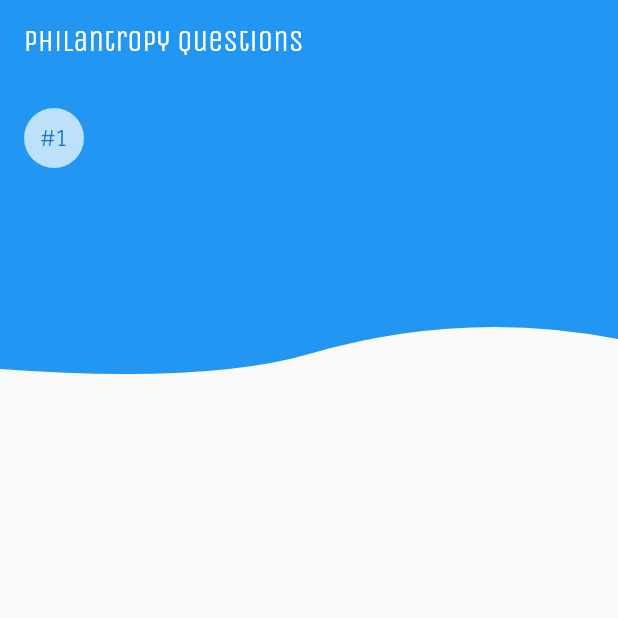
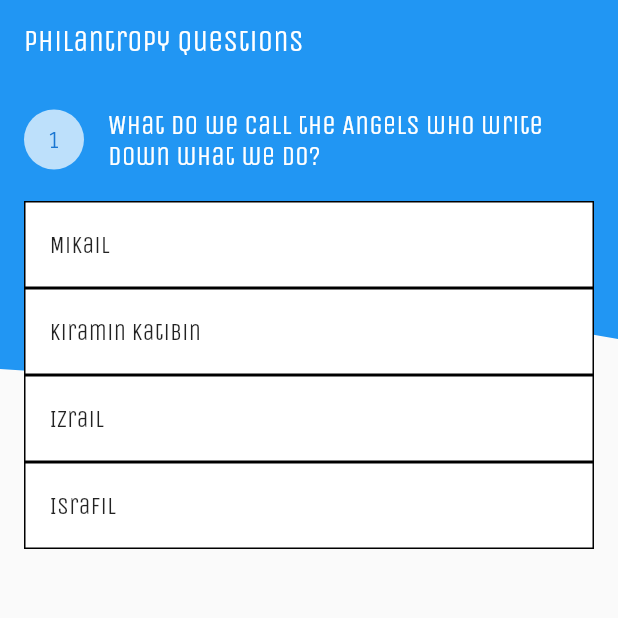
Before and after one commit to AlexEBall/hikmah-bersama-quiz-poc, a Flutter app: the screen it shows after launch, after a tap on "Donate to a charity", on a phone screen of 412 x 824 dp, the top half of it. Run offline on Flutter 3.47's test engine with Material 2 defaults, Android fonts, the phone set to English and light mode, and no system bars; our stand-ins replace flutter_custom_clippers, flutter_dotenv, flutter_redux, redux; missing offline and left inert: firebase_admob; accounts and stored records are empty.

Commit message:
quiz screen working with redux state, ad mob showing test ad once. Will work on dispatching actions

```diff
--- a/lib/redux/quiz/quiz_state.dart
+++ b/lib/redux/quiz/quiz_state.dart
@@ -1,26 +1,15 @@
-import 'package:hikmah_bersama_quiz_poc/constants/constants.dart';
 import 'package:meta/meta.dart';
 import 'package:flutter/material.dart';
 
 import 'package:hikmah_bersama_quiz_poc/models/question.dart';
-
-// TODO: Could be extracted and tested
-List createOptions(List questions) {
-  return questions.map((question) {
-    String answer = question['correct_answer'];
-    List choices = question['incorrect_answers'];
-
-    choices.add(answer);
-    choices.shuffle();
-    return choices;
-  }).toList();
-}
+import 'package:hikmah_bersama_quiz_poc/utils/create_choices.dart';
+import 'package:hikmah_bersama_quiz_poc/constants/constants.dart';
 
 @immutable
 class QuizState {
   final int currentIndex;
   final List<Color> colors;
-  final options;
+  final List<List<String>> options;
   final List<Question> questions;
 
   QuizState(
@@ -124,13 +113,11 @@ class QuizState {
   QuizState copyWith({
     int currentIndex,
     List<Color> colors,
-    List<String> options,
     List<Question> questions,
   }) {
     return QuizState(
         currentIndex: currentIndex ?? this.currentIndex,
         colors: colors ?? this.colors,
-        options: options ?? this.options,
         questions: questions ?? this.questions);
   }
 
@@ -141,13 +128,9 @@ class QuizState {
           runtimeType == other.runtimeType &&
           currentIndex == other.currentIndex &&
           colors == other.colors &&
-          options == other.options &&
           questions == other.questions;
 
   @override
   int get hashCode =>
-      currentIndex.hashCode ^
-      colors.hashCode ^
-      options.hashCode ^
-      questions.hashCode;
+      currentIndex.hashCode ^ colors.hashCode ^ questions.hashCode;
 }
--- a/lib/screens/quiz.dart
+++ b/lib/screens/quiz.dart
@@ -9,10 +9,9 @@ import 'package:hikmah_bersama_quiz_poc/redux/app/app_state.dart';
 import 'package:hikmah_bersama_quiz_poc/redux/quiz/quiz_actions.dart';
 import 'package:hikmah_bersama_quiz_poc/redux/processing/processing_actions.dart';
 
-// import '../models/question.dart';
-// import '../constants/constants.dart';
-// import './home.dart';
-// import './finished.dart';
+import 'package:hikmah_bersama_quiz_poc/constants/constants.dart';
+import './home.dart';
+import './finished.dart';
 
 // TODO: A view model will help to just pluck the state
 // related to the quiz
@@ -56,7 +55,6 @@ class _QuizScreenState extends State<QuizScreen> {
         if (event == MobileAdEvent.loaded) {
           bannerAd..show();
         }
-        print(event);
       },
     );
   }
@@ -94,7 +92,7 @@ class QuizPage extends StatelessWidget {
             FlatButton(
               child: Text("Yes"),
               onPressed: () {
-                // Navigator.pushNamed(context, HomeScreen.id);
+                Navigator.pushNamed(context, HomeScreen.id);
               },
             ),
             FlatButton(
@@ -111,7 +109,6 @@ class QuizPage extends StatelessWidget {
 
   @override
   Widget build(BuildContext context) {
-    print(state.processing);
     return WillPopScope(
       onWillPop: () {
         return _onWillPop(context);
@@ -140,37 +137,42 @@ class QuizPage extends StatelessWidget {
                     children: <Widget>[
                       CircleAvatar(
                         backgroundColor: Colors.white70,
-                        // child: Text("${_currentIndex + 1}"),
-                        child: Text('#1'),
+                        child: Text("${state.quizState.currentIndex + 1}"),
                       ),
                       SizedBox(width: 16.0),
-                      // Expanded(
-                      //   child: Text(widget.questions[_currentIndex].question,
-                      //       style: kQuestionStyle),
-                      // ),
+                      Expanded(
+                        child: Text(
+                            state
+                                .quizState
+                                .questions[state.quizState.currentIndex]
+                                .question,
+                            style: kQuestionStyle),
+                      ),
                     ],
                   ),
                   SizedBox(height: 20.0),
-                  // ListView.builder(
-                  //   shrinkWrap: true,
-                  //   itemCount: options.length,
-                  //   itemBuilder: (context, idx) {
-                  //     return Container(
-                  //       decoration: BoxDecoration(
-                  //         color: optionsColor[idx],
-                  //         border: Border.all(width: 1.0),
-                  //       ),
-                  //       child: ListTile(
-                  //         title: Text(options[idx]),
-                  //         onTap: () {
-                  //           _changeSelectedColor(optionsColor, idx);
-                  //           _informUserOfCorrectChoice(
-                  //               question.correctAnswer, options, optionsColor);
-                  //         },
-                  //       ),
-                  //     );
-                  //   },
-                  // ),
+                  ListView.builder(
+                    shrinkWrap: true,
+                    itemCount: state
+                        .quizState.options[state.quizState.currentIndex].length,
+                    itemBuilder: (context, idx) {
+                      return Container(
+                        decoration: BoxDecoration(
+                          color: state.quizState.colors[idx],
+                          border: Border.all(width: 1.0),
+                        ),
+                        child: ListTile(
+                          title: Text(state.quizState
+                              .options[state.quizState.currentIndex][idx]),
+                          onTap: () {
+                            // _changeSelectedColor(optionsColor, idx);
+                            // _informUserOfCorrectChoice(
+                            //     question.correctAnswer, options, optionsColor);
+                          },
+                        ),
+                      );
+                    },
+                  ),
                 ],
               ),
             )
--- /dev/null
+++ b/lib/utils/create_choices.dart
@@ -0,0 +1,11 @@
+List<List<String>> createOptions(List<Map<String, dynamic>> questions) {
+  return questions.map((Map<String, dynamic> question) {
+    String answer = question['correct_answer'];
+    List<String> choices = question['incorrect_answers'];
+
+    choices.add(answer);
+    choices.shuffle();
+
+    return choices;
+  }).toList();
+}
```
